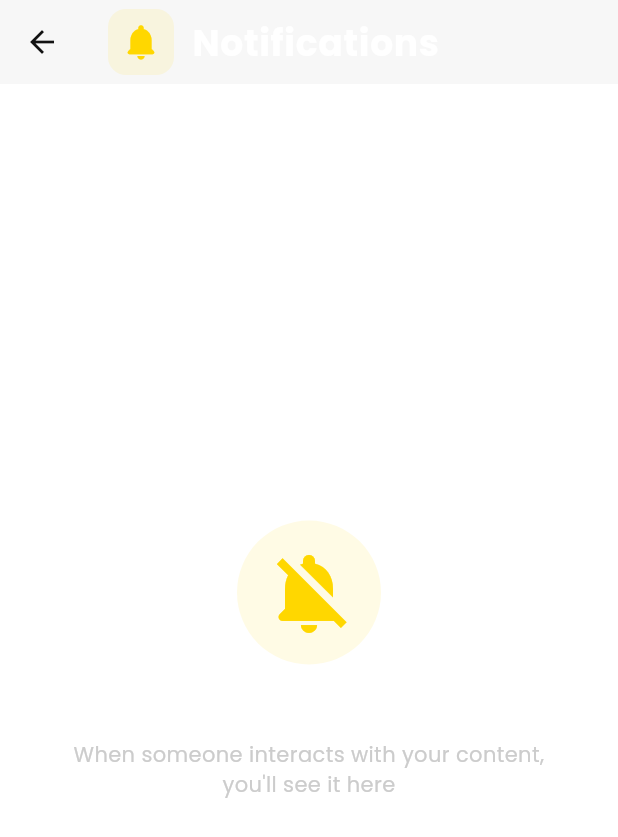
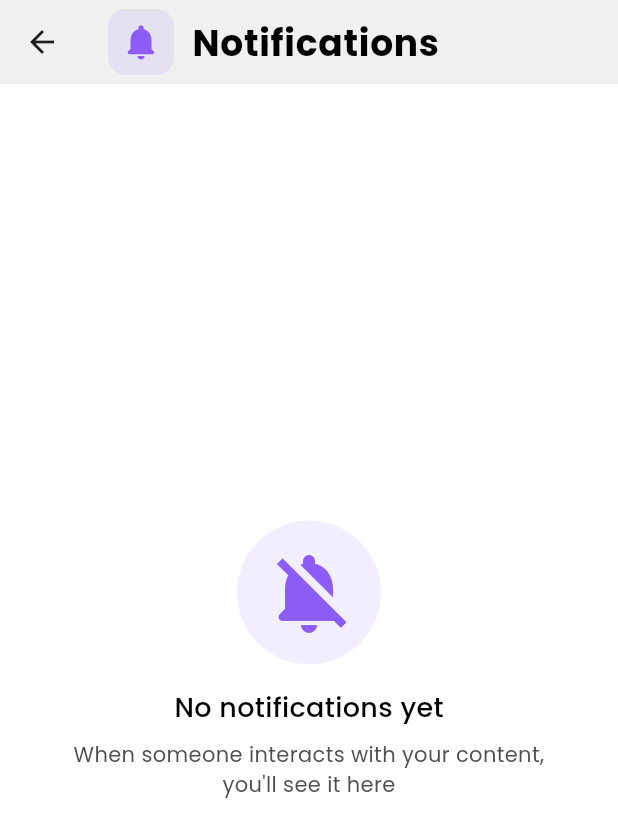
Before and after one commit to jayeshbonde04/SocialX, a Flutter app: the HomePage screen opened by its route, after a tap on the "notifications" icon, on a phone screen of 412 x 824 dp. Shown: the top 837 px of the screen. Run offline on Flutter 3.47's test engine with Material 3 defaults, Android fonts, the phone set to English and light mode, and no system bars; our stand-ins replace audioplayers, cached_network_image, cloud_firestore, file_picker, firebase_auth, firebase_core and 7 more; missing offline and left inert: record; accounts and stored records are empty; network calls fail.

Commit message:
UI Updates in home page and chat page

```diff
--- a/lib/app.dart
+++ b/lib/app.dart
@@ -10,7 +10,6 @@ import 'package:socialx/features/posts/presentation/cubits/post_cubit.dart';
 import 'package:socialx/features/profile/data/firebase_profile_repo.dart';
 import 'package:socialx/features/profile/presentation/cubits/profile_cubits.dart';
 import 'package:socialx/storage/data/firebase_storage_repo.dart';
-import 'package:socialx/themes/light_mode.dart';
 import 'package:socialx/features/notifications/data/firebase_notification_repo.dart';
 import 'package:socialx/features/notifications/presentation/cubits/notification_cubit.dart';
 import 'package:socialx/features/notifications/presentation/pages/notifications_page.dart';
@@ -60,7 +59,6 @@ class MyApp extends StatelessWidget {
       ],
       child: MaterialApp(
         navigatorKey: inAppNotificationService.navigatorKey,
-        theme: lightMode,
         initialRoute: '/',
         routes: {
           '/': (context) => BlocConsumer<AuthCubit, AuthState>(
--- a/lib/features/home/presentation/pages/home_page.dart
+++ b/lib/features/home/presentation/pages/home_page.dart
@@ -24,42 +24,6 @@ import 'package:socialx/themes/app_colors.dart';
  HOME PAGE
  This is the main page of this app: it displays a list of posts.
  */
-
-// Theme Colors - Yellow, White, and Black
-const Color primaryColor = Color(0xFF000000); // Black
-const Color secondaryColor = Color(0xFF1A1A1A); // Dark gray for contrast
-const Color accentColor = Color(0xFFFFD700); // Gold/Yellow for highlights
-const Color backgroundColor = Color(0xFF121212); // Dark background
-const Color surfaceColor = Color(0xFF000000); // Slightly lighter black
-const Color textPrimary = Color(0xFFFFFFFF); // White text
-const Color textSecondary = Color(0xFFB3B3B3); // Light gray text
-const Color dividerColor = Color(0xFF2D2D2D); // Dark gray dividers
-const Color errorColor = Color(0xFFFF4B4B); // Red for errors
-
-// Text styles
-final TextStyle titleStyle = GoogleFonts.poppins(
-  color: textPrimary,
-  fontWeight: FontWeight.bold,
-  fontSize: 24,
-  letterSpacing: 0.5,
-);
-
-final TextStyle subtitleStyle = GoogleFonts.poppins(
-  color: textSecondary,
-  fontSize: 16,
-  fontWeight: FontWeight.w500,
-);
-
-final TextStyle bodyStyle = GoogleFonts.poppins(
-  color: textSecondary,
-  fontSize: 14,
-);
-
-final TextStyle buttonStyle = GoogleFonts.poppins(
-  color: accentColor,
-  fontSize: 12,
-  fontWeight: FontWeight.w600,
-);
 
 class HomePage extends StatefulWidget {
   const HomePage({super.key});
@@ -192,28 +156,32 @@ class _HomePageState extends State<HomePage> {
   @override
   Widget build(BuildContext context) {
     return Scaffold(
-      backgroundColor: backgroundColor,
+      backgroundColor: AppColors.background,
       appBar: AppBar(
-        elevation: 0,
-        backgroundColor: surfaceColor,
+        elevation: 1,
+        backgroundColor: AppColors.shadow,
         title: Row(
           children: [
             Container(
-              padding: const EdgeInsets.all(8),
+              padding:  EdgeInsets.all(8),
               decoration: BoxDecoration(
-                color: accentColor.withOpacity(0.1),
+                color: AppColors.accent.withValues(alpha: 0.2),
                 borderRadius: BorderRadius.circular(12),
               ),
               child: const Icon(
                 Icons.home_rounded,
-                color: accentColor,
+                color: AppColors.accent,
                 size: 28,
               ),
             ),
             const SizedBox(width: 12),
             Text(
               'SocialX',
-              style: titleStyle,
+              style: GoogleFonts.poppins(
+                color: AppColors.textPrimary,
+                fontWeight: FontWeight.w600,
+                fontSize: 20,
+              ),
             ),
           ],
         ),
@@ -232,7 +200,7 @@ class _HomePageState extends State<HomePage> {
                 return Stack(
                   children: [
                     IconButton(
-                      icon: Icon(
+                      icon: const Icon(
                         Icons.notifications_rounded,
                         color: AppColors.textSecondary,
                       ),
@@ -252,7 +220,7 @@ class _HomePageState extends State<HomePage> {
                         top: 8,
                         child: Container(
                           padding: const EdgeInsets.all(4),
-                          decoration: BoxDecoration(
+                          decoration: const BoxDecoration(
                             color: AppColors.accent,
                             shape: BoxShape.circle,
                           ),
@@ -269,14 +237,14 @@ class _HomePageState extends State<HomePage> {
                   ],
                 );
               }
-              print('HomePage: Using default notification icon');
+              //print('HomePage: Using default notification icon');
               return IconButton(
-                icon: Icon(
+                icon: const Icon(
                   Icons.notifications_rounded,
                   color: AppColors.textSecondary,
                 ),
                 onPressed: () {
-                  print('HomePage: Default notification icon pressed');
+                  //print('HomePage: Default notification icon pressed');
                   Navigator.push(
                     context,
                     MaterialPageRoute(
@@ -305,7 +273,7 @@ class _HomePageState extends State<HomePage> {
           if (state is PostsLoading && state is PostsUploading) {
             return const Center(
               child: CircularProgressIndicator(
-                color: accentColor,
+                color: AppColors.accent,
                 strokeWidth: 3,
               ),
             );
@@ -315,7 +283,7 @@ class _HomePageState extends State<HomePage> {
             final allPosts = state.posts;
             // Filter posts to only show regular posts from users you follow
             final filteredPosts = allPosts.where((post) =>
-              following.contains(post.userId) && post.type == PostType.regular
+            following.contains(post.userId) && post.type == PostType.regular
             ).toList();
 
             if (filteredPosts.isEmpty) {
@@ -326,32 +294,36 @@ class _HomePageState extends State<HomePage> {
                     Container(
                       padding: const EdgeInsets.all(16),
                       decoration: BoxDecoration(
-                        color: accentColor.withOpacity(0.1),
+                        color: AppColors.accent.withValues(alpha: 0.2),
                         shape: BoxShape.circle,
                       ),
                       child: const Icon(
                         Icons.people_outline_rounded,
                         size: 64,
-                        color: accentColor,
+                        color: AppColors.accent,
                       ),
                     ),
                     const SizedBox(height: 16),
                     Text(
                       'No posts to show',
-                      style: subtitleStyle,
+                      style: GoogleFonts.poppins(
+                        color: AppColors.textSecondary
+                      ),
                     ),
                     const SizedBox(height: 8),
                     Text(
                       'Follow some users to see their posts here!',
-                      style: bodyStyle,
+                      style: GoogleFonts.poppins(
+                          color: AppColors.textSecondary
+                      ),
                     ),
                   ],
                 ),
               );
             }
             return RefreshIndicator(
-              color: accentColor,
-              backgroundColor: surfaceColor,
+              color: AppColors.accent,
+              backgroundColor: AppColors.surface,
               onRefresh: () async {
                 await Future.wait([
                   Future(() => fetchAllPosts()),
@@ -367,9 +339,9 @@ class _HomePageState extends State<HomePage> {
 
                   return Container(
                     margin:
-                        const EdgeInsets.symmetric(horizontal: 16, vertical: 8),
+                    const EdgeInsets.symmetric(horizontal: 16, vertical: 8),
                     decoration: BoxDecoration(
-                      color: surfaceColor,
+                      color: AppColors.surface,
                       borderRadius: BorderRadius.circular(16),
                       boxShadow: [
                         BoxShadow(
@@ -397,13 +369,13 @@ class _HomePageState extends State<HomePage> {
                   Container(
                     padding: const EdgeInsets.all(16),
                     decoration: BoxDecoration(
-                      color: errorColor.withOpacity(0.1),
+                      color: AppColors.error.withOpacity(0.1),
                       shape: BoxShape.circle,
                     ),
                     child: const Icon(
                       Icons.error_outline,
                       size: 64,
-                      color: errorColor,
+                      color: AppColors.error,
                     ),
                   ),
                   const SizedBox(height: 16),
@@ -411,7 +383,7 @@ class _HomePageState extends State<HomePage> {
                     state.message,
                     style: GoogleFonts.poppins(
                       fontSize: 16,
-                      color: errorColor,
+                      color: AppColors.error,
                       fontWeight: FontWeight.w500,
                     ),
                     textAlign: TextAlign.center,
@@ -426,7 +398,7 @@ class _HomePageState extends State<HomePage> {
       ),
       bottomNavigationBar: Container(
         decoration: BoxDecoration(
-          color: surfaceColor,
+          color: AppColors.surface,
           boxShadow: [
             BoxShadow(
               color: Colors.black.withOpacity(0.2),
@@ -439,11 +411,17 @@ class _HomePageState extends State<HomePage> {
           currentIndex: _selectedIndex,
           onTap: _onItemTapped,
           type: BottomNavigationBarType.fixed,
-          backgroundColor: surfaceColor,
-          selectedItemColor: accentColor,
-          unselectedItemColor: textSecondary,
-          selectedLabelStyle: buttonStyle,
-          unselectedLabelStyle: bodyStyle,
+          backgroundColor: AppColors.surface,
+          selectedItemColor: AppColors.accent,
+          unselectedItemColor: AppColors.textSecondary,
+          selectedLabelStyle: GoogleFonts.poppins(
+            color: AppColors.buttonPrimary,
+            fontWeight: FontWeight.w600,
+          ),
+          unselectedLabelStyle: GoogleFonts.poppins(
+            color: AppColors.buttonDisabled,
+            fontWeight: FontWeight.w500,
+          ),
           items: const [
             BottomNavigationBarItem(
               icon: Icon(Icons.home_rounded),
--- a/lib/themes/app_colors.dart
+++ b/lib/themes/app_colors.dart
@@ -1,43 +1,43 @@
 import 'package:flutter/material.dart';
 
-// Black, White & Yellow Theme for Social Media App
+// Unified Theme - Dark + Deep Purple Aesthetic
 class AppColors {
   // Primary Colors
   static const Color primary = Color(0xFF121212); // Jet black
-  static const Color secondary = Color(0xFF1F1F1F); // Cool dark gray
-  static const Color accent = Color(0xFFFFD700); // Vibrant yellow
+  static const Color secondary = Color(0xFF1F1F1F); // Dark gray
+  static const Color accent = Color(0xFF8B5CF6); // Deep Purple
 
   // Background Colors
-  static const Color background = Color(0xFFFFFFFF); // Pure white
-  static const Color surface = Color(0xFFF7F7F7); // Soft gray
-  static const Color card = Color(0xFF2D2D2D); // Smooth dark gray
+  static const Color background = Color(0xFFFFFFFF); // White background for contrast
+  static const Color surface = Color(0xFFF0F0F0); // Light surface for UI elements
+  static const Color card = Color(0xFF2D2D2D); // Dark gray card for depth
 
   // Text Colors
-  static const Color textPrimary = Color(0xFFFFFFFF); // Bright white
-  static const Color textSecondary = Color(0xFFCCCCCC); // Soft light gray
-  static const Color textHint = Color(0xFFE6C200); // Muted yellow
+  static const Color textPrimary = Color(0xFF000000); // Pure black text
+  static const Color textSecondary = Color(0xFF4F4F4F); // Dark gray text
+  static const Color textHint = Color(0xFFBFA5F9); // Muted lilac hint text
 
-  // Border and Divider Colors
+  // Borders and Dividers
   static const Color border = Color(0xFF3A3A3A); // Graphite gray
-  static const Color divider = Color(0xFF3A3A3A); // Graphite gray
+  static const Color divider = Color(0xFFE0E0E0); // Soft light divider
 
   // Status Colors
   static const Color success = Color(0xFF32CD32); // Neon green
-  static const Color error = Color(0xFFFF4444); // Fire red
-  static const Color warning = Color(0xFFEAB308); // Deep goldenrod
-  static const Color info = Color(0xFF3B82F6); // Bright blue
+  static const Color error = Color(0xFFD32F2F); // Deep red
+  static const Color warning = Color(0xFFEAB308); // Goldenrod
+  static const Color info = Color(0xFF3B82F6); // Blue info
 
   // Overlay Colors
-  static const Color overlay = Color(0x99000000); // Dark overlay
-  static const Color modalBackground = Color(0xFF121212); // Rich black
+  static const Color overlay = Color(0x99000000); // Transparent black overlay
+  static const Color modalBackground = Color(0xFF121212); // Black modal bg
 
   // Interactive Colors
-  static const Color buttonPrimary = Color(0xFFFFD700); // Strong yellow
-  static const Color buttonSecondary = Color(0xFF1F1F1F); // Dark charcoal
-  static const Color buttonDisabled = Color(0xFF666666); // Neutral gray
+  static const Color buttonPrimary = Color(0xFF8B5CF6); // Deep Purple button
+  static const Color buttonSecondary = Color(0xFF1F1F1F); // Dark secondary button
+  static const Color buttonDisabled = Color(0xFF666666); // Gray disabled button
 
-  // Shadow Colors
-  static const Color shadow = Color(0x30000000); // Deep black shadow
+  // Shadows
+  static const Color shadow = Color(0x30000000); // Light shadow
 
   // Helper Methods
   static Color accentWithOpacity(double opacity) => accent.withOpacity(opacity);
--- a/lib/themes/light_mode.dart
+++ /dev/null
@@ -1,102 +0,0 @@
-import 'package:flutter/material.dart';
-import 'package:google_fonts/google_fonts.dart';
-import 'package:socialx/themes/app_colors.dart';
-
-// Text Styles
-final TextStyle titleStyle = GoogleFonts.poppins(
-  color: AppColors.primary,
-  fontWeight: FontWeight.bold,
-  fontSize: 24,
-  letterSpacing: 0.5,
-);
-
-final TextStyle subtitleStyle = GoogleFonts.poppins(
-  color: AppColors.primary.withOpacity(0.8),
-  fontSize: 16,
-  fontWeight: FontWeight.w500,
-);
-
-final TextStyle bodyStyle = GoogleFonts.poppins(
-  color: AppColors.primary.withOpacity(0.7),
-  fontSize: 14,
-);
-
-final TextStyle buttonStyle = GoogleFonts.poppins(
-  color: AppColors.primary,
-  fontSize: 12,
-  fontWeight: FontWeight.w600,
-);
-
-ThemeData lightMode = ThemeData(
-  useMaterial3: true,
-  colorScheme: ColorScheme.light(
-    primary: AppColors.accent,
-    secondary: AppColors.secondary.withOpacity(0.1),
-    tertiary: AppColors.accent.withOpacity(0.8),
-    surface: AppColors.surface,
-    background: AppColors.background,
-    onPrimary: AppColors.primary,
-    onSecondary: AppColors.primary,
-    onSurface: AppColors.primary,
-    onBackground: AppColors.primary,
-    error: AppColors.error,
-  ),
-  scaffoldBackgroundColor: AppColors.background,
-  appBarTheme: AppBarTheme(
-    backgroundColor: AppColors.background,
-    foregroundColor: AppColors.primary,
-    elevation: 0,
-    shadowColor: AppColors.primary.withOpacity(0.1),
-  ),
-  cardTheme: CardTheme(
-    color: AppColors.surface,
-    elevation: 1,
-    shadowColor: AppColors.primary.withOpacity(0.1),
-    shape: RoundedRectangleBorder(
-      borderRadius: BorderRadius.circular(16),
-      side: BorderSide(color: AppColors.primary.withOpacity(0.05)),
-    ),
-  ),
-  elevatedButtonTheme: ElevatedButtonThemeData(
-    style: ElevatedButton.styleFrom(
-      backgroundColor: AppColors.accent,
-      foregroundColor: AppColors.primary,
-      padding: const EdgeInsets.symmetric(
-        horizontal: 24,
-        vertical: 12,
-      ),
-      shape: RoundedRectangleBorder(
-        borderRadius: BorderRadius.circular(12),
-      ),
-    ),
-  ),
-  textButtonTheme: TextButtonThemeData(
-    style: TextButton.styleFrom(
-      foregroundColor: AppColors.accent,
-    ),
-  ),
-  inputDecorationTheme: InputDecorationTheme(
-    filled: true,
-    fillColor: AppColors.surface,
-    border: OutlineInputBorder(
-      borderRadius: BorderRadius.circular(12),
-      borderSide: BorderSide.none,
-    ),
-    enabledBorder: OutlineInputBorder(
-      borderRadius: BorderRadius.circular(12),
-      borderSide: BorderSide.none,
-    ),
-    focusedBorder: OutlineInputBorder(
-      borderRadius: BorderRadius.circular(12),
-      borderSide: const BorderSide(color: AppColors.accent),
-    ),
-    errorBorder: OutlineInputBorder(
-      borderRadius: BorderRadius.circular(12),
-      borderSide: const BorderSide(color: AppColors.error),
-    ),
-    contentPadding: const EdgeInsets.symmetric(
-      horizontal: 16,
-      vertical: 16,
-    ),
-  ),
-);
```
Also changed, not shown: lib/features/chats/presentation/pages/chat_page.dart (+91 -101 lines), 5 other files.
